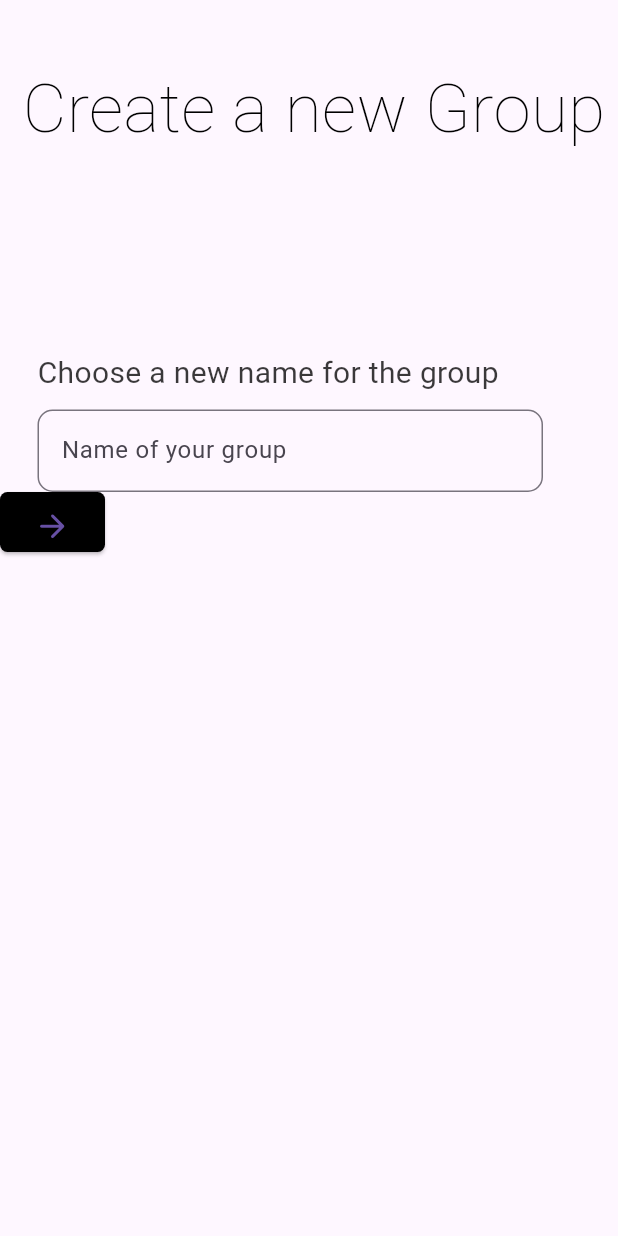
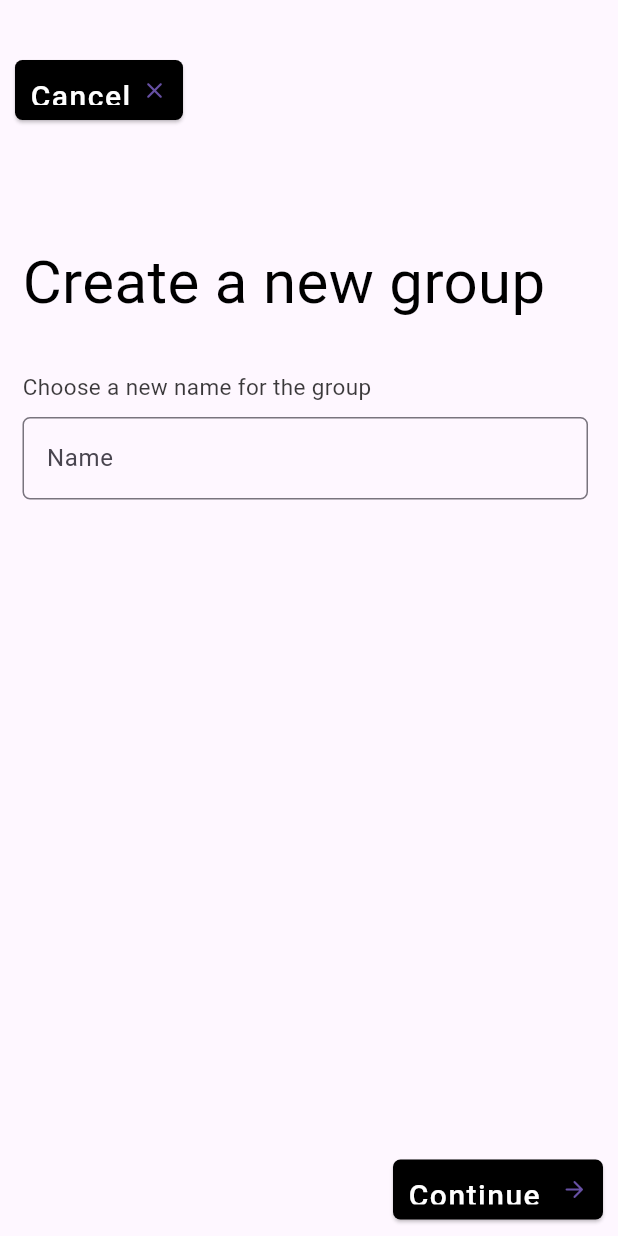
Before and after one commit to Di0nigi/hci_project, a Flutter app: the screen it shows after launch, after a tap on the "add" icon, on a phone screen of 412 x 824 dp. Run offline on Flutter 3.47's test engine with Material 3 defaults, Android fonts, the phone set to English and light mode, and no system bars; our stand-ins replace fluentui_system_icons; Roboto replaces fonts that are missing (impact).

Commit message:
first add group page

```diff
--- a/lib/views/homePage.dart
+++ b/lib/views/homePage.dart
@@ -93,13 +93,7 @@ class _HomePageState extends State<HomePage> {
                               body: newGP,
                             );
                           });
-                      groupContainer f = groupContainer(
-                          title: "India Trip", numMembers: 5, amount: 220);
-                      setState(() {
-                        groupsList.add(f);
-                        groupView = updateview();
-                        print("ao");
-                      });
+
                     },
                     style: ButtonStyle(
                       iconSize: MaterialStateProperty.all(40),
--- a/lib/views/newGroupPage.dart
+++ b/lib/views/newGroupPage.dart
@@ -8,6 +8,7 @@ class newGroupPage extends StatefulWidget {
   @override
   State<newGroupPage> createState() => _newGroupPageState();
 }
+
 final Controller = TextEditingController();
 
 class _newGroupPageState extends State<newGroupPage> {
@@ -15,97 +16,178 @@ class _newGroupPageState extends State<newGroupPage> {
   Widget build(BuildContext context) {
     return Scaffold(
       body: Container(
-        child: Column( crossAxisAlignment: CrossAxisAlignment.start,
-          children: [
+        child: Column(crossAxisAlignment: CrossAxisAlignment.start, children: [
           Padding(padding: EdgeInsets.all(20)),
+          Container(
+              width: 122,
+              height: 40,
+              padding: EdgeInsets.fromLTRB(10, 0, 0, 0),
+              child: ElevatedButton(
+                child: Align(
+                  alignment: Alignment.center,
+                  child: Row(
+                    mainAxisAlignment: MainAxisAlignment.spaceBetween,
+                    children: [
+                      Text(
+                        "Cancel",
+                        style: TextStyle(
+                            fontFamily: "Roboto",
+                            fontSize: 20,
+                            color: Color.fromARGB(255, 255, 255, 255),
+                            letterSpacing: 1),
+                      ),
+                      Icon(Icons.close_rounded)
+                    ],
+                  ), /*child: */
+                ),
+                style: ButtonStyle(
+                  //iconSize: MaterialStateProperty.all(25),
+                  padding:
+                      MaterialStateProperty.all<EdgeInsets>(EdgeInsets.all(10)),
+                  alignment: Alignment.center,
+                  backgroundColor: MaterialStateProperty.all<Color>(
+                      Color.fromARGB(255, 0, 0, 0)),
+                  shape: MaterialStateProperty.all<RoundedRectangleBorder>(
+                    RoundedRectangleBorder(
+                      borderRadius: BorderRadius.circular(5),
+                    ),
+                  ),
+                ),
+                onPressed: () {
+                  Navigator.pop(context);
+                },
+              )),
+          Padding(padding: EdgeInsets.all(40)),
           Container(
             width: width,
             padding: EdgeInsets.fromLTRB(15, 0, 0, 0),
-            child: Text("Create a new Group", style: TextStyle(
-              fontFamily: "impact",
-              fontSize: 45,
-              color: Colors.black,
-              fontWeight: FontWeight.w100,
-            ),),
+            child: Text(
+              "Create a new group",
+              style: TextStyle(
+                fontFamily: "Roboto",
+                fontSize: 40,
+                color: Colors.black,
+                fontWeight: FontWeight.w400,
+              ),
+            ),
           ),
-          Padding(padding: EdgeInsets.all(65)),
+          Padding(padding: EdgeInsets.all(15)),
           Container(
-             padding: EdgeInsets.fromLTRB(25, 0, 0, 0),
-            child: Text("Choose a new name for the group", style: TextStyle(
-              fontFamily: "impact",
-              fontSize: 20,
-              color: Color.fromARGB(197, 0, 0, 0),
-
-            ),),
-
-
-
-
+            padding: EdgeInsets.fromLTRB(15, 0, 0, 0),
+            child: Text(
+              "Choose a new name for the group",
+              style: TextStyle(
+                fontFamily: "Roboto",
+                fontSize: 15,
+                color: Color.fromARGB(197, 0, 0, 0),
+              ),
+            ),
           ),
           Padding(padding: EdgeInsets.all(5)),
           Container(
-            padding: EdgeInsets.fromLTRB(25, 0, 0, 0),
-
-            width: width-50,
+            padding: EdgeInsets.fromLTRB(15, 0, 0, 0),
+            width: width - 20,
             color: const Color.fromARGB(0, 255, 193, 7),
-            child:TextField(
-              style:TextStyle(
-              fontFamily: "impact",
-              fontSize: 15,
-              color: Color.fromARGB(83, 0, 0, 0),
-              letterSpacing: 1
-
-            ) ,
-
-                    controller: Controller,
-                    decoration: InputDecoration(
-
-                      border:  OutlineInputBorder(
-                    borderRadius: BorderRadius.circular(10.0),
-
-
-    ),
-                      labelText: 'Name of your group',
+            child: TextField(
+              style: TextStyle(
+                  fontFamily: "Roboto",
+                  fontSize: 15,
+                  color: Color.fromARGB(83, 0, 0, 0),
+                  letterSpacing: 1),
+              controller: Controller,
+              decoration: InputDecoration(
+                border: OutlineInputBorder(
+                  borderRadius: BorderRadius.circular(5.0),
+                ),
+                labelText: 'Name',
+              ),
+            ),
+          ),
+          Padding(padding: EdgeInsets.all(220)),
+          Align(
+            alignment: Alignment.bottomRight,
+            child: Container(
+              padding: EdgeInsets.fromLTRB(0, 0, 10, 0),
+              width: 150,
+              height: 40,
+              child: ElevatedButton(
+                child: Align(
+                  alignment: Alignment.center,
+                  child: Row(
+                    mainAxisAlignment: MainAxisAlignment.spaceBetween,
+                    children: [
+                      Text(
+                        "Continue",
+                        style: TextStyle(
+                            fontFamily: "Roboto",
+                            fontSize: 20,
+                            color: Color.fromARGB(255, 255, 255, 255),
+                            letterSpacing: 1),
+                      ),
+                      Icon(Icons.arrow_forward_rounded)
+                    ],
+                  ),
+                ),
+                style: ButtonStyle(
+                  //iconSize: MaterialStateProperty.all(25),
+                  padding:
+                      MaterialStateProperty.all<EdgeInsets>(EdgeInsets.all(10)),
+                  alignment: Alignment.center,
+                  backgroundColor: MaterialStateProperty.all<Color>(
+                      Color.fromARGB(255, 0, 0, 0)),
+                  shape: MaterialStateProperty.all<RoundedRectangleBorder>(
+                    RoundedRectangleBorder(
+                      borderRadius: BorderRadius.circular(5),
                     ),
                   ),
-          ),
-          Container(
-            width: 70,
-            height: 40,
-            child: ElevatedButton(
-                    child: Align(
-                        alignment: Alignment.center, child: Icon(Icons.arrow_forward_rounded)),
-                        style: ButtonStyle(
-                      iconSize: MaterialStateProperty.all(25),
-                      padding: MaterialStateProperty.all<EdgeInsets>(
-                          EdgeInsets.all(10)),
-                      alignment: Alignment.center,
-                      backgroundColor: MaterialStateProperty.all<Color>(
-                          Color.fromARGB(255, 0, 0, 0)),
-                      shape: MaterialStateProperty.all<RoundedRectangleBorder>(
-                        RoundedRectangleBorder(
-                          borderRadius: BorderRadius.circular(5),
-                        ),
-                      ),
-
-                  ),
-
-                    onPressed: () {},
-
-                    ),
-
+                ),
+                onPressed: () {
+                   Navigator.of(context).push(_createRoute());
+                },
+              ),
+            ),
           )
-
         ]),
-
-
-
-
-
-
-
-
       ),
     );
   }
 }
+
+// SECOND ADDGROUP SCREEN
+
+class newGroupPage2 extends StatefulWidget {
+  const newGroupPage2({super.key});
+
+  @override
+  State<newGroupPage2> createState() => _newGroupPage2State();
+}
+
+class _newGroupPage2State extends State<newGroupPage2> {
+  @override
+  Widget build(BuildContext context) {
+    return Scaffold(
+      body: Container(
+        width: width,
+        height: height,
+      ),
+    );
+  }
+}
+
+Route _createRoute() {
+  return PageRouteBuilder(
+    pageBuilder: (context, animation, secondaryAnimation) => const newGroupPage2(),
+    transitionsBuilder: (context, animation, secondaryAnimation, child) {
+      const begin = Offset(1.0, 0.0);
+      const end = Offset.zero;
+      const curve = Curves.ease;
+
+      var tween = Tween(begin: begin, end: end).chain(CurveTween(curve: curve));
+
+      return SlideTransition(
+        position: animation.drive(tween),
+        child: child,
+      );
+    },
+  );
+}
```
